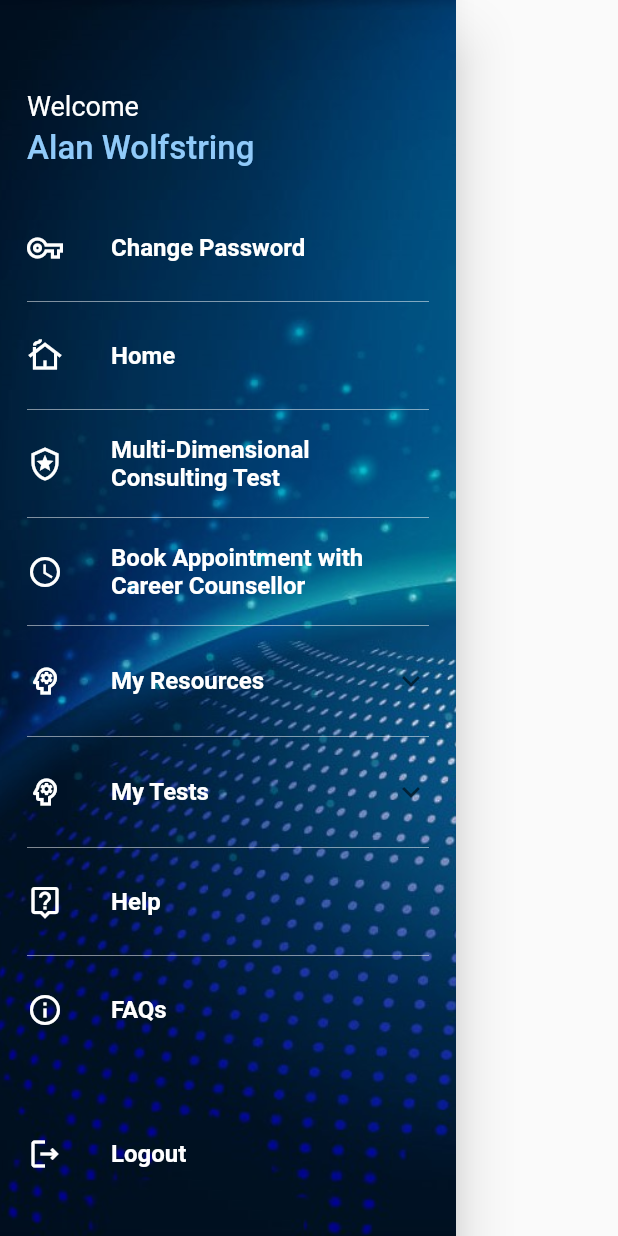
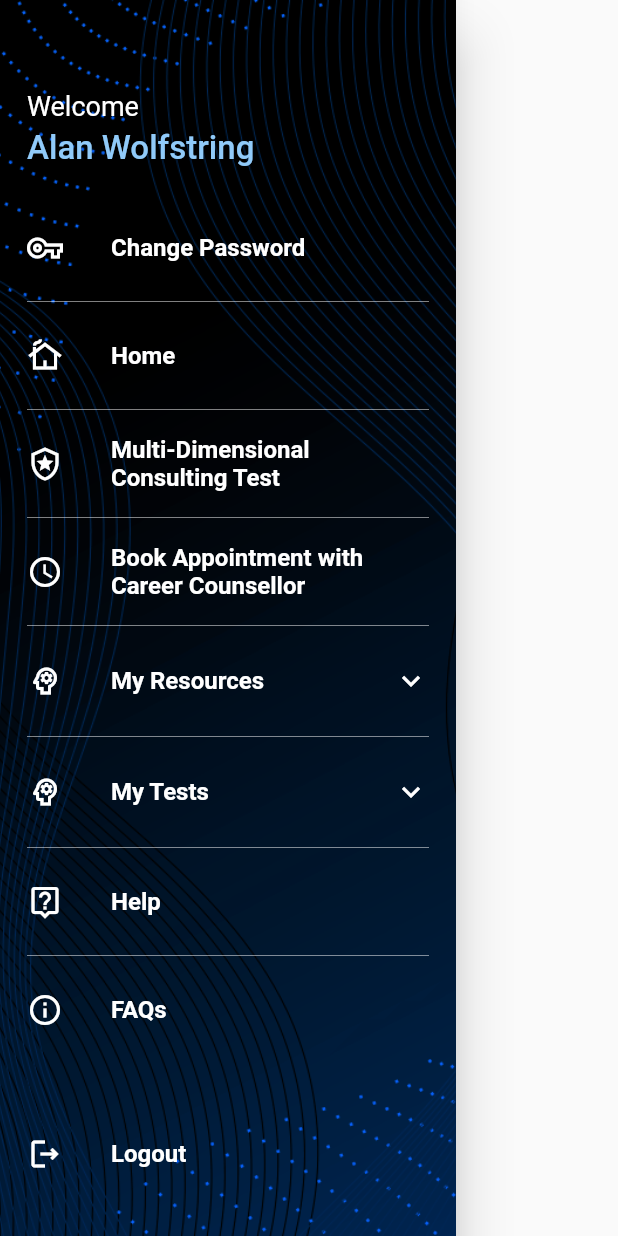
Before and after one commit to azmat2k16/test_drawer, a Flutter app: the TestDrawer widget shown alone on an empty page, opened directly, on a phone screen of 412 x 824 dp. Run offline on Flutter 3.47's test engine with Material 2 defaults, Android fonts, the phone set to English and light mode, and no system bars.

Commit message:
Did some changes

```diff
--- a/lib/test_drawer.dart
+++ b/lib/test_drawer.dart
@@ -17,10 +17,10 @@ class TestDrawer extends StatelessWidget {
           decoration: const BoxDecoration(
               image: DecorationImage(
                   image: AssetImage(
-                    // 'assets/bg_4.png',
+                    'assets/bg_4.png',
                     // 'assets/bg_2.jpg',
                     // 'assets/bg_3.jpg',
-                    'assets/bg_1.jpg',
+                    // 'assets/bg_1.jpg',
                   ),
                   fit: BoxFit.cover)),
           child: SingleChildScrollView(
@@ -85,6 +85,7 @@ class TestDrawer extends StatelessWidget {
     return ExpansionTile(
         tilePadding: const EdgeInsets.all(0),
         collapsedBackgroundColor: Colors.transparent,
+        collapsedIconColor: Colors.white,
         leading: const Icon(Icons.psychology_outlined, color: Colors.white),
         title: Text(title,
             style: const TextStyle(
```
